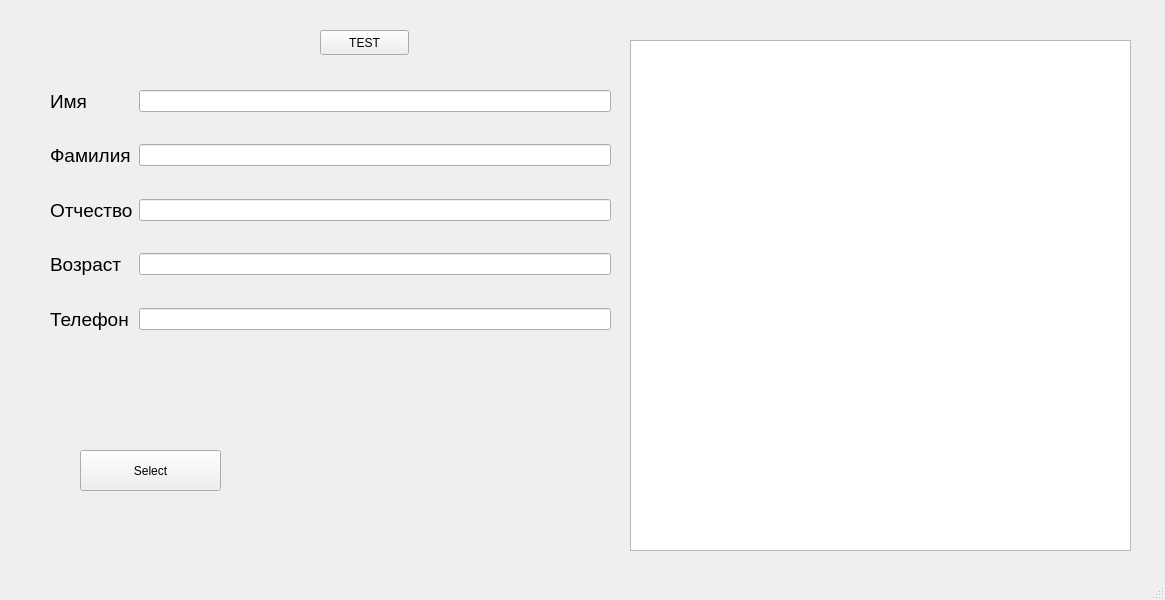
Above: PeopleBaza/mainwindow.ui from piza0-0/BankRegister before the change. Below: the same form after it.
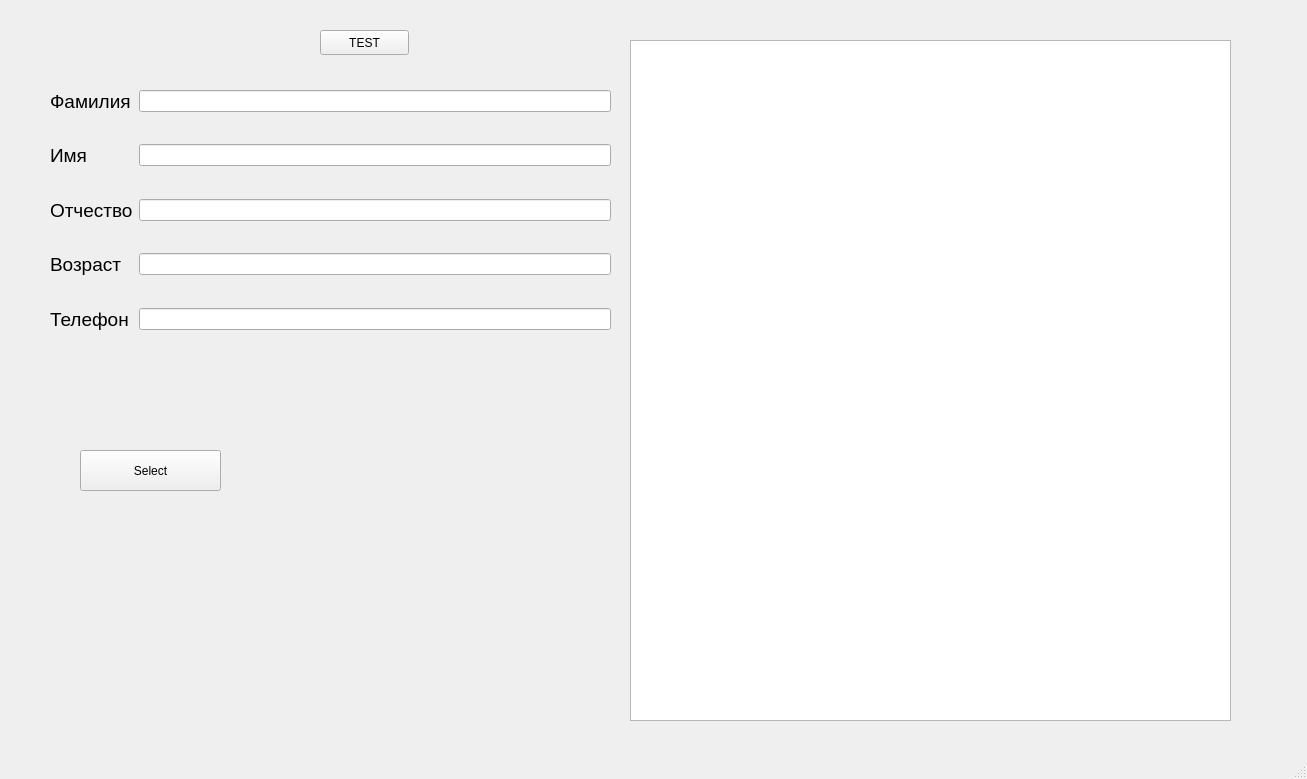
That is the form after the change.

The edit to the form file:
```diff
--- a/PeopleBaza/mainwindow.ui
+++ b/PeopleBaza/mainwindow.ui
@@ -6,8 +6,8 @@
    <rect>
     <x>0</x>
     <y>0</y>
-    <width>1165</width>
-    <height>600</height>
+    <width>1307</width>
+    <height>779</height>
    </rect>
   </property>
   <property name="windowTitle">
@@ -44,7 +44,7 @@
     </property>
     <layout class="QFormLayout" name="formLayout">
      <item row="0" column="1">
-      <widget class="QLineEdit" name="lineEdit_name">
+      <widget class="QLineEdit" name="lineEdit_surname">
        <property name="sizePolicy">
         <sizepolicy hsizetype="Expanding" vsizetype="Fixed">
          <horstretch>0</horstretch>
@@ -130,7 +130,7 @@
       </spacer>
      </item>
      <item row="2" column="1">
-      <widget class="QLineEdit" name="lineEdit_surname"/>
+      <widget class="QLineEdit" name="lineEdit_name"/>
      </item>
      <item row="4" column="1">
       <widget class="QLineEdit" name="lineEdit_patronymic"/>
@@ -149,7 +149,7 @@
         </font>
        </property>
        <property name="text">
-        <string>Имя</string>
+        <string>Фамилия</string>
        </property>
        <property name="textFormat">
         <enum>Qt::PlainText</enum>
@@ -190,7 +190,7 @@
         </font>
        </property>
        <property name="text">
-        <string>Фамилия</string>
+        <string>Имя</string>
        </property>
       </widget>
      </item>
@@ -213,8 +213,8 @@
      <rect>
       <x>630</x>
       <y>40</y>
-      <width>501</width>
-      <height>511</height>
+      <width>601</width>
+      <height>681</height>
      </rect>
     </property>
    </widget>
```
Left out of the diff: 12 changed lines with no effect on the pictures.
